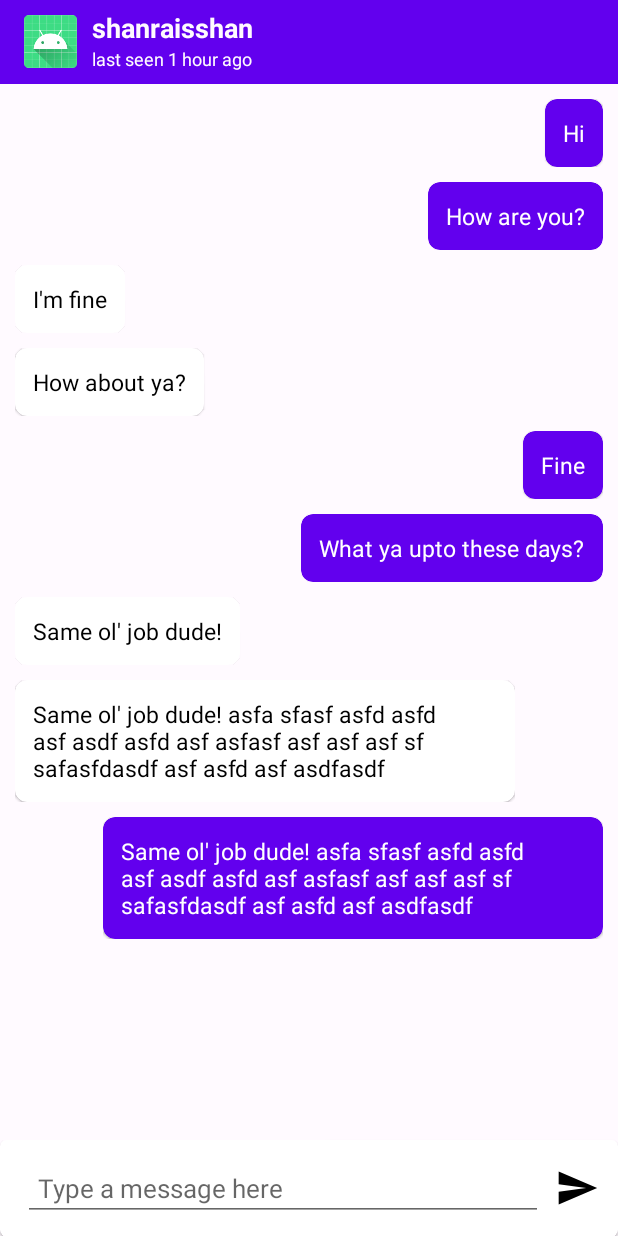
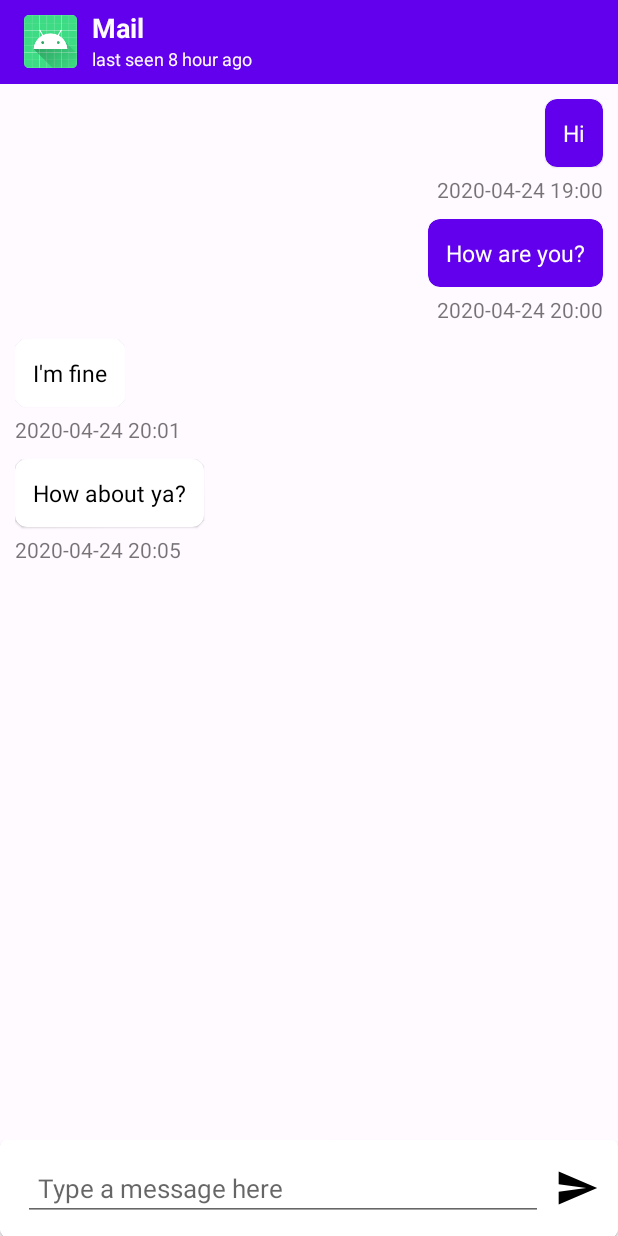
Before and after one commit to Gardahadi/simple-kotlin-chat, an Android app: the fragment ChatroomFragment placed in its activity, on a phone screen of 412 x 824 dp. Run offline under Robolectric (Android 15) with nearby library versions, the phone set to English and light mode, and no system bars; our stand-ins replace Firebase (no records; nobody signed in at launch, a user with empty details on screens opened directly).

Commit message:
Added date bellow message bubble

```diff
--- a/app/build.gradle
+++ b/app/build.gradle
@@ -44,5 +44,6 @@ dependencies {
     implementation 'com.google.firebase:firebase-analytics:17.2.2'
     implementation 'com.google.firebase:firebase-auth:19.3.0'
     implementation 'com.google.firebase:firebase-database-ktx:19.2.1'
+    implementation 'com.android.support:cardview-v7:28.0.0'
 
 }
--- a/app/src/main/java/com/example/simplechat/models/MessageModel.kt
+++ b/app/src/main/java/com/example/simplechat/models/MessageModel.kt
@@ -1,6 +1,7 @@
 package com.example.simplechat.models
 
 data class MessageModel (
-    val message: String = "",
-    val isMine: Boolean = true
+    val content: String = "",
+    val sender_id: String = "",
+    val date: String = ""
 )
--- a/app/src/main/java/com/example/simplechat/ui/main/ChatroomFragment.kt
+++ b/app/src/main/java/com/example/simplechat/ui/main/ChatroomFragment.kt
@@ -25,18 +25,17 @@ import com.example.simplechat.models.UserModel
 import com.google.android.material.card.MaterialCardView
 import com.google.firebase.database.ktx.database
 import com.google.firebase.ktx.Firebase
+import kotlinx.android.synthetic.main.chat_message_content.*
 import kotlinx.android.synthetic.main.chatroom_fragment.*
-import kotlinx.android.synthetic.main.chatroom_fragment.view.*
-import kotlinx.android.synthetic.main.chatroom_fragment.view.txt_message_box
 
 class ChatroomFragment : Fragment() {
     companion object {
         fun newInstance() = ChatroomFragment()
     }
 
+    // Initialize view variables (TO DO : Implement in ViewModel)
+    var user: UserModel? = null
 
-
-    var user: UserModel? = null
     lateinit var txtMessageBox: AppCompatEditText
     lateinit var btnSend: AppCompatImageView
     lateinit var recyclerMessages: RecyclerView
@@ -53,9 +52,11 @@ class ChatroomFragment : Fragment() {
         // Set up the toolbar_menu.
         // Write a message to the database
         val database = Firebase.database
-        val myRef = database.getReference("message")
+        val myRef = database.reference
 
-        myRef.setValue("Hello, World!")
+
+
+
         return view
     }
 
@@ -64,7 +65,7 @@ class ChatroomFragment : Fragment() {
         super.onActivityCreated(savedInstanceState)
         user = UserModel (
             uid = "1",
-            name = "Mail",
+            name = "Mail bin Ismail",
             status = "Last Active Yesterday",
             photoUrl = ""
         )
@@ -85,17 +86,15 @@ class ChatroomFragment : Fragment() {
         recyclerMessages = recycler_messages
         progressLoading = progress_loading
 
-        // Toolbar
+        // Set-up Toolbar
         (activity as AppCompatActivity).setSupportActionBar(toolbar)
-        setUserStatus(user?.status == "online")
 
-
-        // Recycler View
+        // Set-up Recycler View
         messageAdapter = ChatMessagesAdapter()
         recyclerMessages.layoutManager = LinearLayoutManager(this.context, RecyclerView.VERTICAL, false)
         recyclerMessages.adapter = messageAdapter
 
-        // Message Box
+        // Set-up Message Box
         txtMessageBox.setOnEditorActionListener { v, actionId, event ->
             when(actionId)
             {
@@ -107,7 +106,7 @@ class ChatroomFragment : Fragment() {
             return@setOnEditorActionListener false
         }
 
-        // Send Button
+        // Set-up Send Button
         val toast = Toast.makeText(this.context, "sent message", 2)
         btnSend.setOnClickListener {
             toast.show()
@@ -115,26 +114,12 @@ class ChatroomFragment : Fragment() {
         }
     }
 
-    private fun setUserStatus(isOnline: Boolean)
-    {
-        if (isOnline)
-        {
-            (activity as AppCompatActivity).supportActionBar?.subtitle = Html.fromHtml("<font color='#149214'>online</font>")
-        }
-        else
-        {
-            (activity as AppCompatActivity).supportActionBar?.subtitle = Html.fromHtml("<font color='#575757'>offline</font>")
-        }
-    }
-
     private fun sendMessage(message: String) {
         if (!message.isEmpty())
         {
             user?.let {
-                val receiverID: String = it.uid
-                val messageText = message
 
-                val messageModel = MessageModel(message, true)
+                val messageModel = MessageModel(message, "1")
                 messageList.add(messageModel)
                 messageAdapter?.notifyItemInserted(messageList.size-1)
                 recyclerMessages.scrollToPosition(messageList.size-1)
@@ -167,15 +152,10 @@ class ChatroomFragment : Fragment() {
 
     fun loadDummyMessages()
     {
-        messageList.add(MessageModel("Hi", true))
-        messageList.add(MessageModel("How are you?", true))
-        messageList.add(MessageModel("I'm fine", false))
-        messageList.add(MessageModel("How about ya?", false))
-        messageList.add(MessageModel("Fine", true))
-        messageList.add(MessageModel("What ya upto these days?", true))
-        messageList.add(MessageModel("Same ol' job dude!", false))
-        messageList.add(MessageModel("Same ol' job dude! asfa sfasf asfd asfd asf asdf asfd asf asfasf asf asf asf sf safasfdasdf asf asfd asf asdfasdf", false))
-        messageList.add(MessageModel("Same ol' job dude! asfa sfasf asfd asfd asf asdf asfd asf asfasf asf asf asf sf safasfdasdf asf asfd asf asdfasdf", true))
+        messageList.add(MessageModel("Hi", "1", "2020-04-24 19:00"))
+        messageList.add(MessageModel("How are you?", "1", "2020-04-24 20:00"))
+        messageList.add(MessageModel("I'm fine", "0", "2020-04-24 20:01"))
+        messageList.add(MessageModel("How about ya?", "0", "2020-04-24 20:05"))
         messageAdapter?.notifyDataSetChanged()
     }
 
@@ -199,6 +179,8 @@ class ChatroomFragment : Fragment() {
         {
             var txtMyMessage: AppCompatTextView
             var txtOtherMessage: AppCompatTextView
+            var dateMyMessage: AppCompatTextView
+            var dateOtherMessage: AppCompatTextView
             var cardMyMessage: MaterialCardView
             var cardOtherMessage: MaterialCardView
 
@@ -208,22 +190,28 @@ class ChatroomFragment : Fragment() {
                 txtOtherMessage = itemView.findViewById(R.id.txtOtherMessage)
                 cardMyMessage = itemView.findViewById(R.id.cardChatMyMessage)
                 cardOtherMessage = itemView.findViewById(R.id.cardChatOtherMessage)
+                dateMyMessage = itemView.findViewById(R.id.userDate)
+                dateOtherMessage = itemView.findViewById(R.id.otherDate)
             }
 
 
             fun bindItem(messageModel: MessageModel)
             {
-                if (messageModel.isMine)
+                if (messageModel.sender_id == "1")
                 {
                     cardMyMessage.visibility = View.VISIBLE
                     cardOtherMessage.visibility = View.GONE
-                    txtMyMessage.text = messageModel.message
+                    dateOtherMessage.visibility = View.GONE
+                    txtMyMessage.text = messageModel.content
+                    dateMyMessage.text = messageModel.date
                 }
                 else
                 {
                     cardMyMessage.visibility = View.GONE
+                    dateMyMessage.visibility = View.GONE
                     cardOtherMessage.visibility = View.VISIBLE
-                    txtOtherMessage.text = messageModel.message
+                    txtOtherMessage.text = messageModel.content
+                    dateOtherMessage.text = messageModel.date
                 }
             }
         }
--- a/app/src/main/java/com/example/simplechat/ui/main/LoginFragment.kt
+++ b/app/src/main/java/com/example/simplechat/ui/main/LoginFragment.kt
@@ -50,7 +50,7 @@ class LoginFragment : Fragment() {
 
     // Hardcoded validation function for email
     private fun isEmailValid(text: Editable?) : Boolean {
-        return text != null && text.toString() == "jarjit"
+        return text != null && text.toString() == "jarjit@mail.com"
     }
 
 }
--- a/app/src/main/res/layout/chat_message_content.xml
+++ b/app/src/main/res/layout/chat_message_content.xml
@@ -12,6 +12,7 @@
     <FrameLayout android:id="@+id/layoutMyMessage"
         android:layout_width="0dp"
         android:layout_height="wrap_content"
+                 android:orientation="horizontal"
         app:layout_constraintHorizontal_bias="0.0"
         app:layout_constraintLeft_toRightOf="@id/guideMyMessage"
         app:layout_constraintRight_toRightOf="parent"
@@ -33,9 +34,19 @@
                     android:layout_height="wrap_content"
                     android:textColor="@android:color/white"
                     android:textSize="15sp"
-                tools:text="@tools:sample/lorem" />
+                    tools:text="@tools:sample/lorem"/>
 
         </com.google.android.material.card.MaterialCardView>
+        <GridLayout android:layout_width="match_parent"
+                      android:layout_gravity="right"
+                      android:layout_height="70dp">
+            <androidx.appcompat.widget.AppCompatTextView
+                    android:id="@+id/userDate"
+                    android:layout_width="wrap_content"
+                    android:layout_height="wrap_content"
+                    android:layout_gravity="right|bottom"
+                    android:text="2020-20-20 20:00"/>
+        </GridLayout>
 
     </FrameLayout>
 
@@ -45,6 +56,7 @@
         android:layout_height="wrap_content"
         android:orientation="vertical"
         app:layout_constraintGuide_percent="0.15" />
+
 
     <FrameLayout android:id="@+id/layoutOtherMessage"
                  android:layout_width="0dp"
@@ -76,7 +88,16 @@
                 tools:text="@tools:sample/lorem" />
 
         </com.google.android.material.card.MaterialCardView>
-
+        <GridLayout android:layout_width="match_parent"
+                     android:layout_gravity="right"
+                     android:layout_height="70dp">
+            <androidx.appcompat.widget.AppCompatTextView
+                    android:id="@+id/otherDate"
+                    android:layout_width="wrap_content"
+                    android:layout_height="wrap_content"
+                    android:layout_gravity="left|bottom"
+                    android:text="2020-20-20 20:00"/>
+        </GridLayout>
     </FrameLayout>
 
     <androidx.constraintlayout.widget.Guideline
--- a/app/src/main/res/layout/toolbar_content.xml
+++ b/app/src/main/res/layout/toolbar_content.xml
@@ -46,7 +46,7 @@
                 android:gravity="center_vertical"
                 android:maxLines="1"
                 android:textSize="18sp"
-                android:text="shanraisshan"
+                android:text="Mail"
                 android:textColor="@color/backgroundPrimary"
                 android:textStyle="bold" />
 
@@ -57,11 +57,10 @@
                 android:layout_marginLeft="6dp"
                 android:layout_weight="0.4"
                 android:ellipsize="end"
-                android:text="last seen 1 hour ago"
+                android:text="last seen 8 hour ago"
                 android:textColor="@color/backgroundPrimary"
                 android:maxLines="1"
                 android:textSize="12sp" />
 
-
     </LinearLayout>
 </RelativeLayout>
--- /dev/null
+++ b/app/src/main/res/menu/toolbar_menu.xml
@@ -0,0 +1,5 @@
+<?xml version="1.0" encoding="utf-8"?>
+<menu xmlns:android="http://schemas.android.com/apk/res/android">
+    <item
+        android:title="Log out"/>
+</menu>
```
Lines whose indentation alone changed are shown as unchanged.
